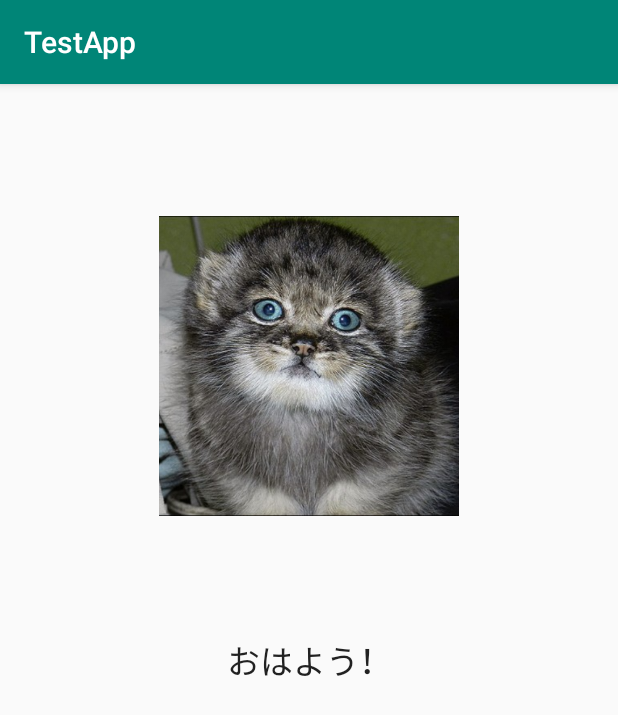
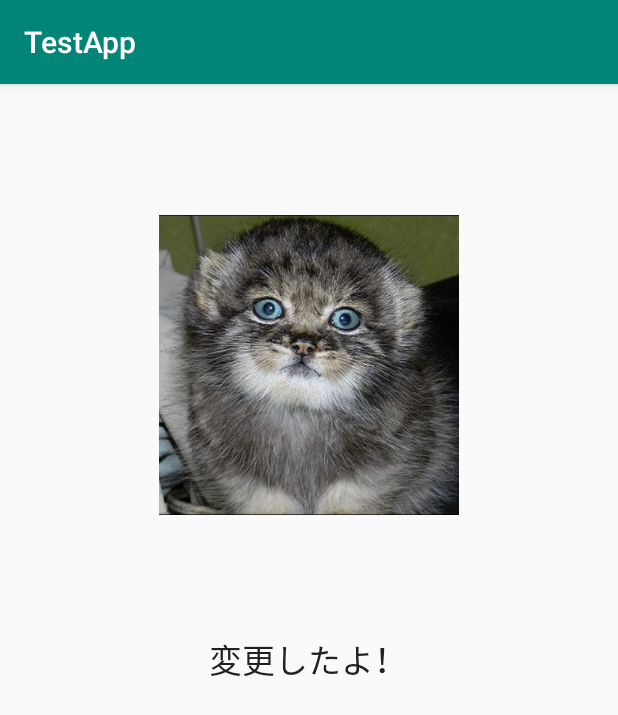
Before and after one commit to furuyatakumi/KttHACITIME, an Android app: the screen it shows after launch (MainActivity), on a phone screen of 412 x 824 dp. Shown: the top 715 px of the screen. Run offline under Robolectric (Android 15) with nearby library versions, the phone set to English and light mode, and no system bars.

Commit message:
競合テスト textViewの表示文字を変更

```diff
--- a/app/src/main/res/layout/activity_main.xml
+++ b/app/src/main/res/layout/activity_main.xml
@@ -6,15 +6,24 @@
         android:layout_width="match_parent"
         android:layout_height="match_parent"
         tools:context=".MainActivity">
+
     <TextView
-            android:text="@string/hello"
+            android:id="@+id/textView"
             android:layout_width="wrap_content"
             android:layout_height="wrap_content"
-            android:id="@+id/textView" app:layout_constraintEnd_toEndOf="parent" android:layout_marginEnd="8dp"
-            app:layout_constraintStart_toStartOf="parent" android:layout_marginStart="8dp"
-            android:layout_marginTop="8dp" app:layout_constraintTop_toTopOf="parent" android:layout_marginBottom="8dp"
+            android:layout_marginStart="8dp"
+            android:layout_marginTop="8dp"
+            android:layout_marginEnd="8dp"
+            android:layout_marginBottom="8dp"
+            android:text="@string/hello"
+            android:textAppearance="@style/TextAppearance.AppCompat.Large"
             app:layout_constraintBottom_toBottomOf="parent"
-            android:textAppearance="@style/TextAppearance.AppCompat.Large"/>
+            app:layout_constraintEnd_toEndOf="parent"
+            app:layout_constraintHorizontal_bias="0.498"
+            app:layout_constraintStart_toStartOf="parent"
+            app:layout_constraintTop_toTopOf="parent"
+            app:layout_constraintVertical_bias="0.499" />
+
     <ImageView
             android:layout_width="200dp"
             android:layout_height="200dp" app:srcCompat="@drawable/manuluneko"
--- a/app/src/main/res/values/strings.xml
+++ b/app/src/main/res/values/strings.xml
@@ -1,4 +1,4 @@
 <resources>
     <string name="app_name">TestApp</string>
-    <string name="hello">おはよう！</string>
+    <string name="hello">変更したよ！</string>
 </resources>
```
